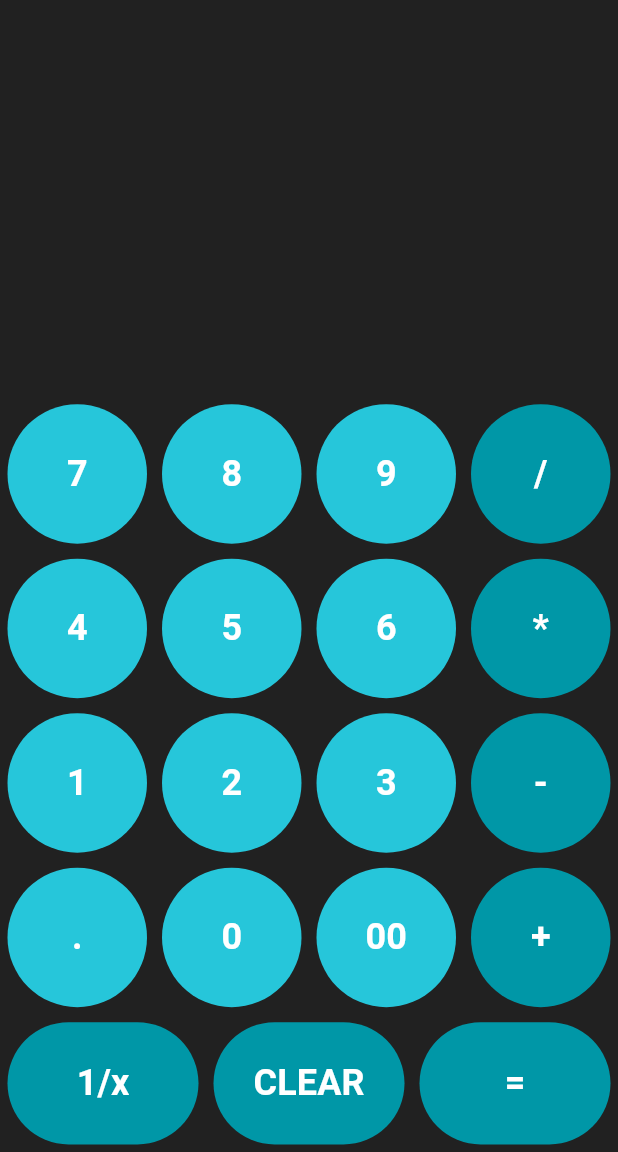
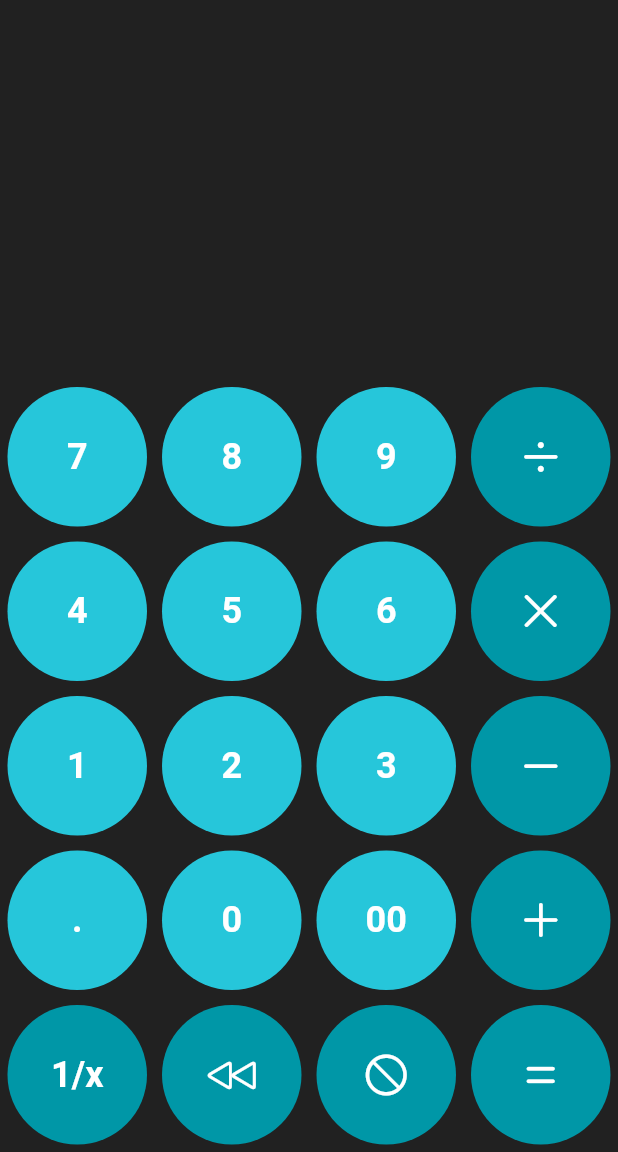
Before and after one commit to uthoffcyra/flutter-calculator, a Flutter app: the screen it shows after launch, on a phone screen of 412 x 824 dp, the part 84-1236 px from its top. Run offline on Flutter 3.47's test engine with Material 3 defaults, Android fonts, the phone set to English and light mode, and no system bars; missing offline and left inert: expressions.

Commit message:
Add Backspace and Icons

```diff
--- a/lib/main.dart
+++ b/lib/main.dart
@@ -1,5 +1,7 @@
+import 'package:flutter/cupertino.dart';
 import 'package:flutter/material.dart';
 import 'package:expressions/expressions.dart';
+import 'package:cupertino_icons/cupertino_icons.dart';
 
 void main() {
   runApp(const MaterialApp(home: Home()));
@@ -33,6 +35,13 @@ class _HomeState extends State<Home> {
       });
     }
 
+    else if (buttonText == 'backspace') {
+      setState(() {
+        accumulator = accumulator.isNotEmpty ?
+          accumulator.substring(0, accumulator.length - 1) : '';
+      });
+    }
+
     // Evaluate
     else if (buttonText == '=') {
       expression = Expression.parse(accumulator);
@@ -55,10 +64,27 @@ class _HomeState extends State<Home> {
     }
   }
 
-  Widget buildButton(String buttonText, {bool ?darken, bool ?notAspect}) {
+  Widget buildButton(String buttonText, {bool ?darken, IconData ?icon}) {
+
+    Widget label;
+
+    if (icon != null) {
+      label = Icon(
+        icon, size: 32, color: Colors.white,
+      );
+    } else {
+      label = Text(
+        buttonText,
+        style: const TextStyle(
+          fontSize: 24,
+          fontWeight: FontWeight.bold,
+        ),
+      );
+    }
+
     return Expanded(
       child: AspectRatio(
-        aspectRatio: notAspect==null ? 1.0 : 3/2,
+        aspectRatio: 1.0,
         child: Container(
           margin: EdgeInsets.all(5),
           child: FilledButton(
@@ -66,13 +92,7 @@ class _HomeState extends State<Home> {
               foregroundColor: Colors.white,
               backgroundColor: Colors.cyan[darken == null ? 400 : 700],
             ),
-            child: Text(
-          buttonText,
-          style: const TextStyle(
-            fontSize: 24,
-            fontWeight: FontWeight.bold,
-          ),
-            ),
+            child: label,
             onPressed: () => buttonPressed(buttonText),
           ),
         ),
@@ -121,7 +141,8 @@ class _HomeState extends State<Home> {
                     buildButton('7'),
                     buildButton('8'),
                     buildButton('9'),
-                    buildButton('/', darken: true),
+                    buildButton('/', darken: true,
+                      icon: CupertinoIcons.divide),
                   ],
                 ),
                 Row(
@@ -129,7 +150,8 @@ class _HomeState extends State<Home> {
                     buildButton('4'),
                     buildButton('5'),
                     buildButton('6'),
-                    buildButton('*', darken: true),
+                    buildButton('*', darken: true,
+                      icon: CupertinoIcons.clear_thick),
                   ],
                 ),
                 Row(
@@ -137,7 +159,8 @@ class _HomeState extends State<Home> {
                     buildButton('1'),
                     buildButton('2'),
                     buildButton('3'),
-                    buildButton('-', darken: true),
+                    buildButton('-', darken: true,
+                      icon: CupertinoIcons.minus),
                   ],
                 ),
                 Row(
@@ -145,14 +168,19 @@ class _HomeState extends State<Home> {
                     buildButton('.'),
                     buildButton('0'),
                     buildButton('00'),
-                    buildButton('+', darken: true),
+                    buildButton('+', darken: true,
+                      icon: CupertinoIcons.plus),
                   ],
                 ),
                 Row(
                   children: [
-                    buildButton('1/x', darken: true, notAspect: true),
-                    buildButton('CLEAR', darken: true, notAspect: true),
-                    buildButton('=', darken: true, notAspect: true),
+                    buildButton('1/x', darken: true),
+                    buildButton('backspace', darken: true,
+                      icon: CupertinoIcons.backward),
+                    buildButton('CLEAR', darken: true,
+                      icon: CupertinoIcons.nosign),
+                    buildButton('=', darken: true,
+                      icon: CupertinoIcons.equal),
                   ],
                 ),
               ],
```
